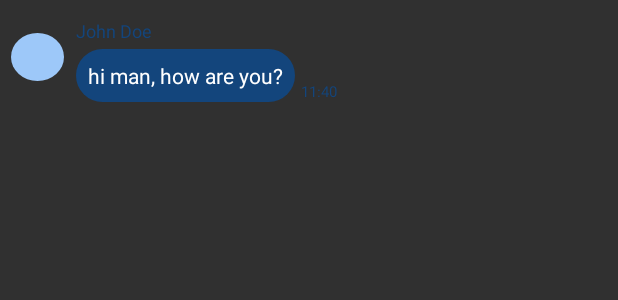
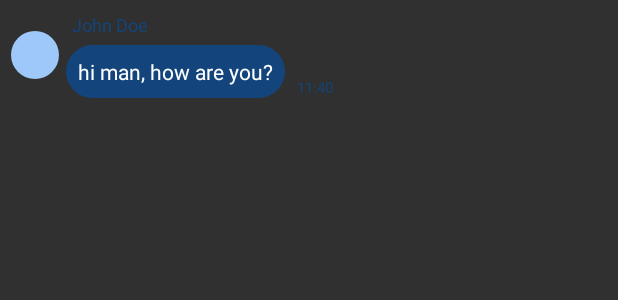
Before and after one commit to PseudoInsanity/Aasfalis, an Android app: the layout message_received.xml on its own in the app's theme, with its tools: preview values and no code run, on a phone screen of 412 x 824 dp. Shown: the top 300 px of the screen. Run offline under Robolectric (Android 15) with nearby library versions, the phone set to English and light mode, and no system bars; Roboto replaces fonts that are not available here.

Commit message:
Message Fix

```diff
--- a/app/src/main/java/com/softwareengineering/aasfalis/adapters/FriendHandler.java
+++ b/app/src/main/java/com/softwareengineering/aasfalis/adapters/FriendHandler.java
@@ -92,7 +92,7 @@ public class FriendHandler extends AsyncTask<Void, Void, Void> {
             try {
                 fillFriendList();
                 fillRequestList();
-                Thread.sleep(1000);
+                Thread.sleep(5000);
             } catch (InterruptedException e) {
                 e.printStackTrace();
             }
--- a/app/src/main/res/layout/message_received.xml
+++ b/app/src/main/res/layout/message_received.xml
@@ -8,54 +8,55 @@
     android:paddingTop="8dp">
 
     <ImageView
-        android:id="@+id/friend_img"
-        android:layout_width="0dp"
+        android:id="@+id/friendImg"
+        android:layout_width="32dp"
         android:layout_height="32dp"
         android:layout_marginStart="7dp"
         android:layout_marginEnd="8dp"
         android:background="@drawable/circle"
         app:layout_constraintBottom_toBottomOf="parent"
-        app:layout_constraintEnd_toStartOf="@+id/friend_msg"
+        app:layout_constraintEnd_toStartOf="@+id/friendName"
         app:layout_constraintStart_toStartOf="parent"
         app:layout_constraintTop_toTopOf="parent" />
 
     <TextView
-        android:id="@+id/friend_name"
+        android:id="@+id/friendName"
         android:layout_width="wrap_content"
         android:layout_height="wrap_content"
-        android:layout_marginLeft="8dp"
-        android:layout_marginTop="4dp"
+        android:layout_marginEnd="313dp"
+        android:layout_marginBottom="5dp"
         android:text="John Doe"
         android:textColor="@color/colorPrimary"
         android:textSize="12sp"
-        app:layout_constraintLeft_toRightOf="@+id/friend_img"
-        app:layout_constraintTop_toTopOf="parent" />
+        android:visibility="visible"
+        app:layout_constraintBottom_toTopOf="@+id/friendMsg"
+        app:layout_constraintEnd_toEndOf="parent"
+        app:layout_constraintStart_toEndOf="@+id/friendImg" />
 
     <TextView
-        android:id="@+id/friend_msg"
+        android:id="@+id/friendMsg"
         android:layout_width="wrap_content"
         android:layout_height="wrap_content"
-        android:layout_marginLeft="8dp"
-        android:layout_marginTop="4dp"
-        android:layout_marginEnd="215dp"
+        android:layout_marginEnd="4dp"
         android:background="@drawable/msg_txt_box"
         android:maxWidth="240dp"
         android:padding="8dp"
         android:text="hi man, how are you?"
         android:textColor="#ffffff"
-        app:layout_constraintEnd_toEndOf="parent"
-        app:layout_constraintStart_toEndOf="@+id/friend_img"
-        app:layout_constraintTop_toBottomOf="@+id/friend_name" />
+        app:layout_constraintBottom_toBottomOf="parent"
+        app:layout_constraintEnd_toStartOf="@+id/friendTime"
+        app:layout_constraintStart_toEndOf="@+id/friendImg" />
 
     <TextView
-        android:id="@+id/friend_time"
+        android:id="@+id/friendTime"
         android:layout_width="wrap_content"
         android:layout_height="wrap_content"
-        android:layout_marginLeft="4dp"
+        android:layout_marginEnd="185dp"
         android:text="11:40"
+        android:textColor="@color/colorPrimary"
         android:textSize="10sp"
-        android:textColor="@color/colorPrimary"
-        app:layout_constraintBottom_toBottomOf="@+id/friend_msg"
-        app:layout_constraintLeft_toRightOf="@+id/friend_msg" />
+        app:layout_constraintBottom_toBottomOf="@+id/friendMsg"
+        app:layout_constraintEnd_toEndOf="parent"
+        app:layout_constraintStart_toEndOf="@+id/friendMsg" />
 
 </android.support.constraint.ConstraintLayout>
--- a/app/src/main/res/layout/message_sent.xml
+++ b/app/src/main/res/layout/message_sent.xml
@@ -50,8 +50,8 @@
         android:layout_height="wrap_content"
         android:layout_marginEnd="4dp"
         android:text="11:40"
+        android:textColor="@color/colorPrimary"
         android:textSize="10sp"
-        android:textColor="@color/colorPrimary"
         app:layout_constraintBottom_toBottomOf="parent"
         app:layout_constraintEnd_toStartOf="@+id/user_msg" />
 
```
Also changed, not shown: app/src/main/java/com/softwareengineering/aasfalis/activities/MainActivity.java (+7 -6 lines), app/src/main/java/com/softwareengineering/aasfalis/adapters/MessageAdapter.java (+29 -16 lines), app/src/main/java/com/softwareengineering/aasfalis/adapters/MessageHandler.java (+5 -4 lines), app/src/main/java/com/softwareengineering/aasfalis/client/ClientService.java (+12 -5 lines), app/src/main/java/com/softwareengineering/aasfalis/client/Database.java (+5 -25 lines), app/src/main/java/com/softwareengineering/aasfalis/fragments/DirectionsFragment.java (+2 -12 lines), app/src/main/java/com/softwareengineering/aasfalis/fragments/MessageFragment.java (+12 -19 lines).
